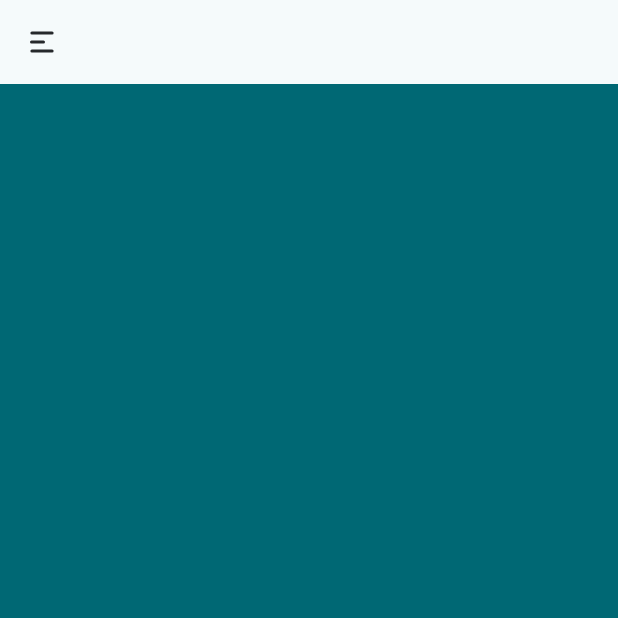
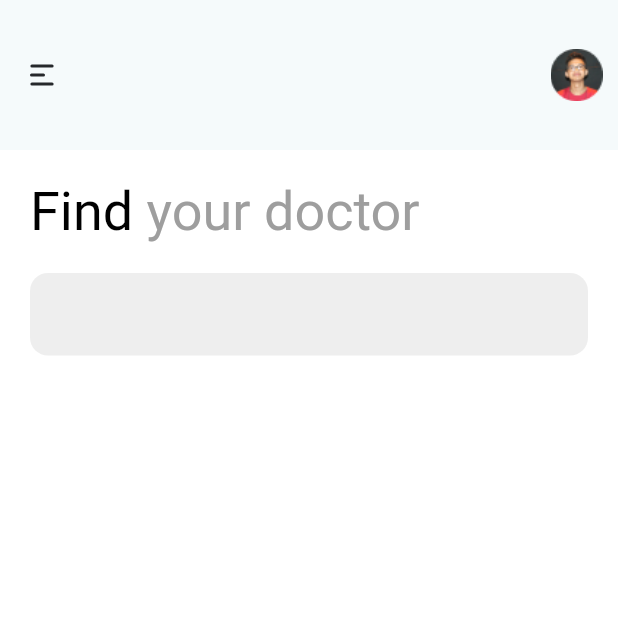
Before and after one commit to laragrace30/doctor_app, a Flutter app: the screen it shows after launch, on a phone screen of 412 x 824 dp, the top half of it. Run offline on Flutter 3.47's test engine with Material 2 defaults, Android fonts, the phone set to English and light mode, and no system bars; our stand-ins replace flutter_svg, google_fonts.

```diff
--- a/lib/screens/home_screen.dart
+++ b/lib/screens/home_screen.dart
@@ -1,5 +1,6 @@
 import 'package:flutter/material.dart';
 import 'package:flutter_svg/flutter_svg.dart';
+import 'package:google_fonts/google_fonts.dart';
 
 
 class HomeScreen extends StatelessWidget {
@@ -10,26 +11,68 @@ class HomeScreen extends StatelessWidget {
     return Scaffold(
       appBar: AppBar(
         elevation: 0,
+        toolbarHeight: 100,
         leading: IconButton(
           icon: SvgPicture.asset('assets/icons/Icons-Menu-Burger.svg'),
          onPressed: (){},
         ),
+        actions: [
+                Padding(
+                  padding: const EdgeInsets.all(10.0),
+                  child: Image.asset(
+                               'assets/images/Mask Group.png',
+                               height: 35,
+                  ),
+                ),
+        ],
       ),
-      backgroundColor: Theme.of(context).primaryColor,
+      backgroundColor: Colors.white,
       body: SafeArea(
         child: ListView(
-          padding: const EdgeInsets.only(left: 20, right: 20),
-          children: const [
+          padding: const EdgeInsets.all(20),
+          children: [
             Column(
               mainAxisAlignment: MainAxisAlignment.start,
               crossAxisAlignment: CrossAxisAlignment.start,
-              children: [
-
+                children: [
+                  RichText(
+                    text: TextSpan(
+                      children: [
+                    TextSpan(
+                    text: 'Find',
+                    style: GoogleFonts.roboto(
+                    fontWeight: FontWeight.normal,
+                    color: Colors.black,
+                    fontSize: 36,
+                    ),
+                  ),
+                  TextSpan(
+                  text: ' your doctor',
+                  style: GoogleFonts.roboto(
+                    fontWeight: FontWeight.normal,
+                    color: Colors.grey,
+                    fontSize: 36,
+                        ),
+                      )
+                    ]
+                  ),
+                ),
+                const SizedBox(
+                  height: 20,
+                ),
+                Container(
+                  height: 55,
+                  padding: const EdgeInsets.all(15),
+                  decoration: BoxDecoration(
+                    borderRadius: BorderRadius.circular(12),
+                    color: Colors.grey.shade200,
+                      )
+                  ),
               ],
             )
           ],
         )
-        ),
+      ),
     );
   }
 }
```
Also changed, not shown: assets/images/Mask Group.png (added), assets/images/Search.png (added).
